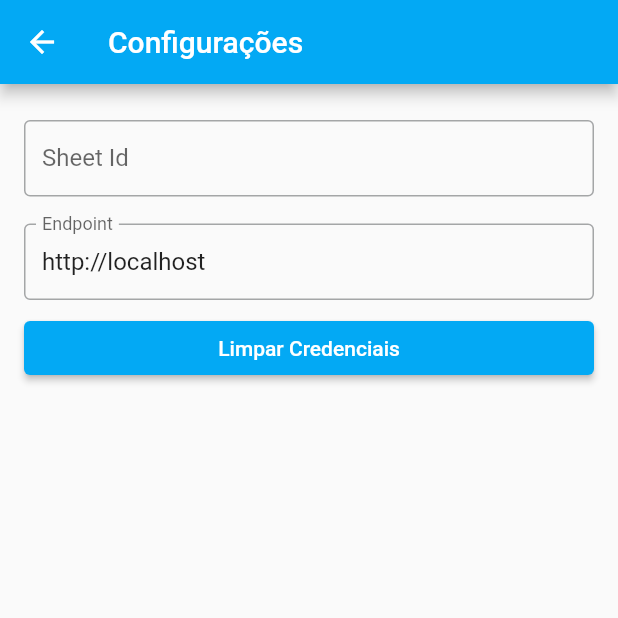
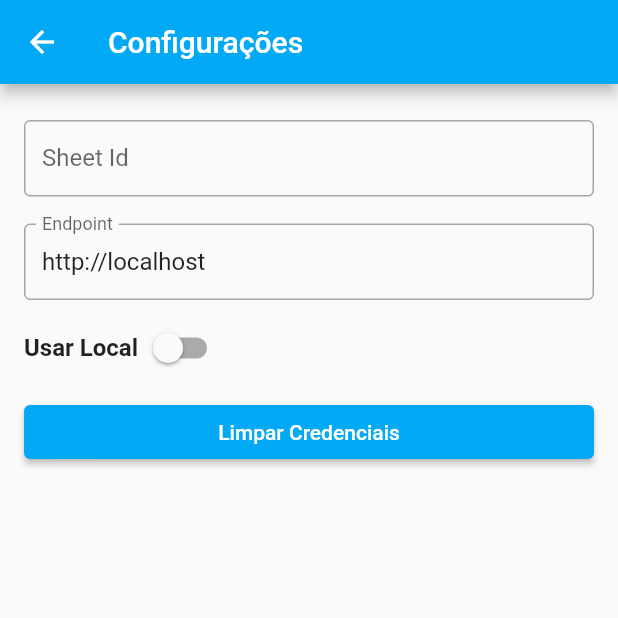
Before and after one commit to Firepeix/ebisu, a Flutter app: the screen it shows after launch, after a tap on the "settings" icon, on a phone screen of 412 x 824 dp, the top half of it. Run offline on Flutter 3.47's test engine with Material 2 defaults, Android fonts, the phone set to English and light mode, and no system bars; our stand-ins replace file_picker, firebase_core, firebase_crashlytics, firebase_remote_config, fl_chart, get_it and 4 more; missing offline and left inert: gsheets; accounts and stored records are empty; generated files the repository leaves out were written again; project files that could hold a hidden picture were left out.

Commit message:
feat: adiciona remote config e busca por endpoint remote config

```diff
--- a/lib/main.dart
+++ b/lib/main.dart
@@ -13,6 +13,7 @@ import 'package:ebisu/shared/exceptions/result.dart';
 import 'package:ebisu/shared/navigator/navigator_interface.dart';
 import 'package:ebisu/shared/services/notification_service.dart';
 import 'package:firebase_core/firebase_core.dart';
+import 'package:firebase_remote_config/firebase_remote_config.dart';
 import 'package:flutter/foundation.dart';
 import 'package:flutter/material.dart';
 import 'package:get_it/get_it.dart';
@@ -30,7 +31,7 @@ final getIt = GetIt.instance;
   preferRelativeImports: true,
   asExtension: false,
 )
-void configureDependencies() {
+void installDependencyInjection() {
   $initGetIt(getIt);
   ServiceContainer.register();
   register();
@@ -57,13 +58,14 @@ void installExceptionHandler() {
 Future<void> installRelease() async {
   if(!kDebugMode) {
     await Firebase.initializeApp(options: DefaultFirebaseOptions.currentPlatform,);
+    await ConfigRepositoryInterface.install(FirebaseRemoteConfig.instance);
   }
 }
 
 void main() async {
   await Hive.initFlutter();
   await installRelease();
-  configureDependencies();
+  installDependencyInjection();
   installExceptionHandler();
   runApp(MyApp(getIt<PageContainer>(), AppConfiguration()));
 }
--- a/lib/modules/configuration/components/endpoint_configuration.dart
+++ b/lib/modules/configuration/components/endpoint_configuration.dart
@@ -1,5 +1,6 @@
 import 'package:ebisu/modules/configuration/domain/repositories/config_repository.dart';
 import 'package:ebisu/ui_components/chronos/form/inputs/input.dart';
+import 'package:ebisu/ui_components/chronos/labels/label.dart';
 import 'package:flutter/material.dart';
 
 import '../../../shared/services/notification_service.dart';
@@ -16,17 +17,26 @@ class EndpointConfiguration extends StatefulWidget {
 
 class _EndpointConfigurationState extends State<EndpointConfiguration> {
   late final TextEditingController controller;
+  bool shouldUseLocalEndpoint = false;
 
   @override
   void initState() {
     super.initState();
     controller = TextEditingController();
     _setEndpoint();
+    _setUseLocalEndpoint();
   }
 
   void _setEndpoint () async {
-    final _endpoint = await widget._repository.getEndpointUrl();
+    final _endpoint = await widget._repository.getLocalEndpoint();
     controller.text = _endpoint;
+  }
+
+  Future<void> _setUseLocalEndpoint() async {
+    final should = await widget._repository.shouldUseLocalEndpoint();
+    setState(() {
+      shouldUseLocalEndpoint = should;
+    });
   }
 
 
@@ -43,14 +53,32 @@ class _EndpointConfigurationState extends State<EndpointConfiguration> {
     }
   }
 
+  void localUsageOfEndpoint(bool should) async {
+    widget._repository.saveUseLocalEndpoint(should);
+    setState(() {
+      shouldUseLocalEndpoint = should;
+    });
+  }
+
   @override
   Widget build(BuildContext context) {
-    return ListTile(
-      title: Input(
-        label: "Endpoint",
-        innerController: controller,
-        onFieldSubmitted: storeSheetId,
-      ),
+    final color = Theme.of(context).colorScheme.primary;
+    return Column(
+      children: [
+        ListTile( title: Input(label: "Endpoint", innerController: controller, onFieldSubmitted: storeSheetId, ),),
+        ListTile(
+          title: Row(
+              children: [
+                Label(text: "Usar Local", accent: null,),
+                Switch(
+                    value: shouldUseLocalEndpoint,
+                    onChanged: localUsageOfEndpoint,
+                  activeColor: color,
+                )
+              ]
+          ),
+        ),
+      ],
     );
   }
 }
--- a/lib/modules/configuration/domain/repositories/config_repository.dart
+++ b/lib/modules/configuration/domain/repositories/config_repository.dart
@@ -1,24 +1,51 @@
+import 'package:firebase_remote_config/firebase_remote_config.dart';
 import 'package:injectable/injectable.dart';
 import 'package:shared_preferences/shared_preferences.dart';
 
 abstract class ConfigRepositoryInterface {
+  static Future<void> install(FirebaseRemoteConfig _remoteConfig) async {
+    await _remoteConfig.setConfigSettings(RemoteConfigSettings(
+      fetchTimeout: const Duration(minutes: 1),
+      minimumFetchInterval: const Duration(minutes: 10),
+    ));
+
+    await _remoteConfig.fetchAndActivate();
+  }
+
   Future<String> getEndpointUrl();
+  Future<String> getLocalEndpoint();
   Future<void> saveEndpointUrl(String endpoint);
 
   Future<String> getAuthToken();
   Future<void> saveAuthToken(String token);
+
+  Future<bool> shouldUseLocalEndpoint();
+  Future<void> saveUseLocalEndpoint(bool should);
 }
 
 @Injectable(as: ConfigRepositoryInterface)
 class ConfigRepository implements ConfigRepositoryInterface {
   static const ENDPOINT_CONFIG_KEY = 'EBISU_ENDPOINT';
+  static const SHOULD_USE_LOCAL_ENDPOINT_KEY = 'SHOULD_USE_LOCAL_ENDPOINT';
   static const AUTH_TOKEN_CONFIG_KEY = 'AUTH_TOKEN';
+
+  final _remoteConfig = FirebaseRemoteConfig.instance;
+
+  Future<String> getLocalEndpoint() async {
+    final defaultEndpoint = const String.fromEnvironment(ENDPOINT_CONFIG_KEY, defaultValue: "http://localhost");
+    final prefs = await SharedPreferences.getInstance();
+    return prefs.getString(ENDPOINT_CONFIG_KEY) ?? defaultEndpoint;
+  }
 
   @override
   Future<String> getEndpointUrl() async {
-    final defaultEndpoint = const String.fromEnvironment(ENDPOINT_CONFIG_KEY, defaultValue: "http://localhost");
-    final prefs = await SharedPreferences.getInstance();
-    return prefs.getString(ENDPOINT_CONFIG_KEY) ?? defaultEndpoint;
+    if(await shouldUseLocalEndpoint()) {
+      return await getLocalEndpoint();
+    }
+
+    final endpoint = _remoteConfig.getString(ENDPOINT_CONFIG_KEY);
+
+    return endpoint == '' ? await getLocalEndpoint() : endpoint;
   }
 
   @override
@@ -39,4 +66,16 @@ class ConfigRepository implements ConfigRepositoryInterface {
     final prefs = await SharedPreferences.getInstance();
     prefs.setString(AUTH_TOKEN_CONFIG_KEY, token);
   }
+
+  @override
+  Future<void> saveUseLocalEndpoint(bool should) async {
+    final prefs = await SharedPreferences.getInstance();
+    prefs.setBool(SHOULD_USE_LOCAL_ENDPOINT_KEY, should);
+  }
+
+  @override
+  Future<bool> shouldUseLocalEndpoint() async {
+    final prefs = await SharedPreferences.getInstance();
+    return prefs.getBool(SHOULD_USE_LOCAL_ENDPOINT_KEY) ?? false;
+  }
 }
--- a/lib/ui_components/chronos/labels/label.dart
+++ b/lib/ui_components/chronos/labels/label.dart
@@ -3,7 +3,7 @@ import 'package:flutter/material.dart';
 
 class Label extends StatelessWidget {
   final String text;
-  final MaterialColor accent;
+  final Color? accent;
   const Label({Key? key, required this.text, this.accent = EColor.accent}) : super(key: key);
   const Label.main({Key? key, required this.text, this.accent = EColor.main}) : super(key: key);
 
--- a/pubspec.yaml
+++ b/pubspec.yaml
@@ -5,7 +5,7 @@ description: Controle de gastos
 # pub.dev using `pub publish`. This is preferred for private packages.
 publish_to: 'none' # Remove this line if you wish to publish to pub.dev
 
-version: 4.1.2+26
+version: 4.2.0+27
 
 environment:
   sdk: ">=2.17.0 <3.0.0"
@@ -27,6 +27,7 @@ dependencies:
   firebase_core: ^2.1.1
   firebase_performance: ^0.9.0+3
   firebase_crashlytics: ^3.0.3
+  firebase_remote_config: ^3.0.6
 
 dev_dependencies:
   build_runner: ^2.1.0
```
Also changed, not shown: pubspec.lock.
